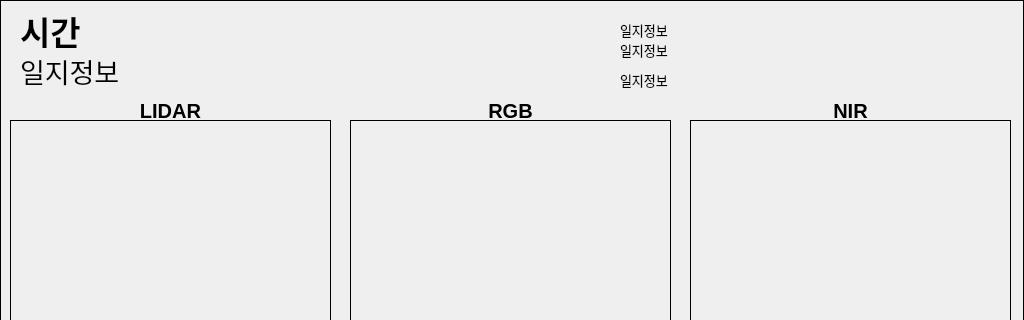
The window that mainwindow.ui (rendezvue/ros_rdv_daq_data_display) describes before a commit, drawn with Qt 5; both pictures show x 0 to 1024 and y 0 to 320 of the 1024 by 768 pixel window.
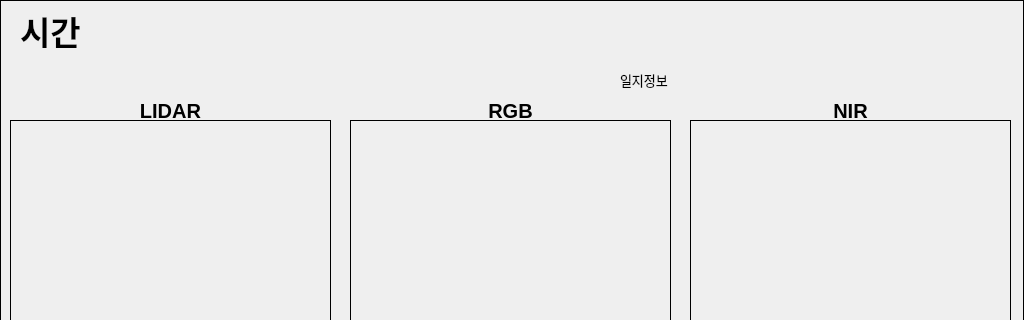
The same window after the commit. Icons and pictures are not drawn.

Commit message: 필요없는 정보 삭제

Diff of the .ui file:
```diff
--- a/mainwindow.ui
+++ b/mainwindow.ui
@@ -177,27 +177,6 @@
      <string>시간</string>
     </property>
    </widget>
-   <widget class="QLabel" name="label_job">
-    <property name="geometry">
-     <rect>
-      <x>20</x>
-      <y>50</y>
-      <width>591</width>
-      <height>41</height>
-     </rect>
-    </property>
-    <property name="font">
-     <font>
-      <pointsize>20</pointsize>
-     </font>
-    </property>
-    <property name="text">
-     <string>일지정보</string>
-    </property>
-    <property name="alignment">
-     <set>Qt::AlignLeading|Qt::AlignLeft|Qt::AlignVCenter</set>
-    </property>
-   </widget>
    <widget class="QLabel" name="label_info_top_left">
     <property name="geometry">
      <rect>
@@ -336,27 +315,6 @@
      <set>Qt::AlignCenter</set>
     </property>
    </widget>
-   <widget class="QLabel" name="label_device_info">
-    <property name="geometry">
-     <rect>
-      <x>620</x>
-      <y>20</y>
-      <width>211</width>
-      <height>20</height>
-     </rect>
-    </property>
-    <property name="font">
-     <font>
-      <pointsize>10</pointsize>
-     </font>
-    </property>
-    <property name="text">
-     <string>일지정보</string>
-    </property>
-    <property name="alignment">
-     <set>Qt::AlignLeading|Qt::AlignLeft|Qt::AlignTop</set>
-    </property>
-   </widget>
    <widget class="QLabel" name="label_bag_path">
     <property name="geometry">
      <rect>
@@ -378,27 +336,6 @@
      <set>Qt::AlignLeading|Qt::AlignLeft|Qt::AlignTop</set>
     </property>
    </widget>
-   <widget class="QLabel" name="label_usb_disk_info">
-    <property name="geometry">
-     <rect>
-      <x>620</x>
-      <y>40</y>
-      <width>211</width>
-      <height>20</height>
-     </rect>
-    </property>
-    <property name="font">
-     <font>
-      <pointsize>10</pointsize>
-     </font>
-    </property>
-    <property name="text">
-     <string>일지정보</string>
-    </property>
-    <property name="alignment">
-     <set>Qt::AlignLeading|Qt::AlignLeft|Qt::AlignTop</set>
-    </property>
-   </widget>
    <widget class="QLabel" name="label_version">
     <property name="geometry">
      <rect>
```
Left out of the diff: 3 changed lines with no effect on the pictures. The commit also changes 2 other files.
